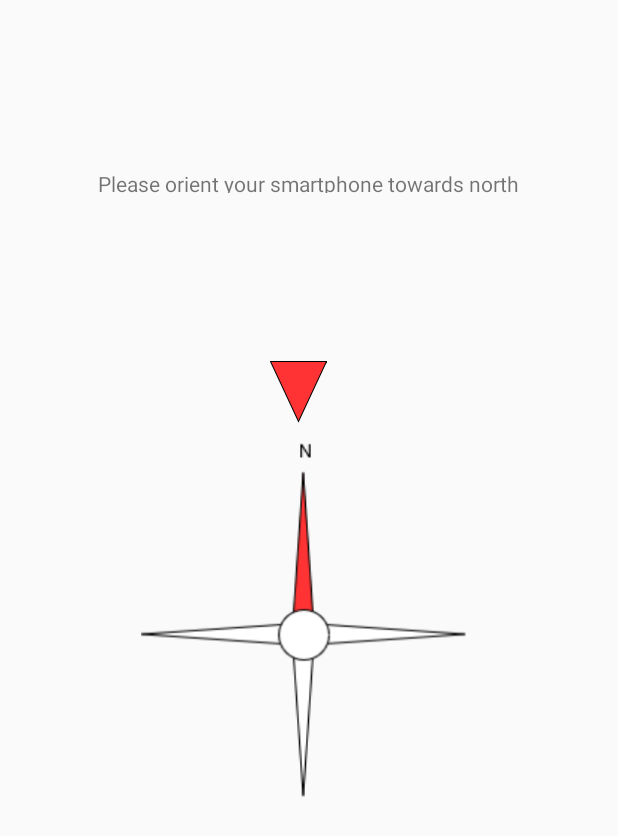
After one commit to HSLU-BaumannWicki/PAWI_HS18-AR_Buildings, an Android app: the layout activity_north_initializer.xml on its own in the app's theme, with its tools: preview values and no code run, on a phone screen of 412 x 824 dp. The commit adds this screen. Shown: the top 836 px of the screen. Run offline under Robolectric (Android 15) with nearby library versions, the phone set to English and light mode, and no system bars.

Commit message:
Added NorthInitializer GUI

```diff
--- a/app/src/main/java/eu/kudan/ar/CheckPermissionMainActivity.java
+++ b/app/src/main/java/eu/kudan/ar/CheckPermissionMainActivity.java
@@ -5,7 +5,6 @@ import android.content.pm.PackageManager;
 import android.os.Bundle;
 import android.support.v4.app.ActivityCompat;
 import android.support.v4.content.ContextCompat;
-import android.support.v4.content.IntentCompat;
 import android.support.v7.app.AppCompatActivity;
 import android.util.Log;
 import android.view.View;
@@ -93,7 +92,7 @@ public class CheckPermissionMainActivity extends AppCompatActivity {
     private void startActivityIfAllChecked() {
         Log.i("Debug", "The Activity should now start");
         if(isChecked(R.id.camera_permission_checkbox) && isChecked(R.id.location_permission_checkbox) && isChecked(R.id.storage_permission_checkbox)){
-            Intent startARActivityIntent = new Intent(this, ARMainActivity.class);
+            Intent startARActivityIntent = new Intent(this, NorthInitializer.class);
             startARActivityIntent.setFlags(Intent.FLAG_ACTIVITY_NEW_TASK | Intent.FLAG_ACTIVITY_CLEAR_TASK);
             this.startActivity(startARActivityIntent);
             ActivityCompat.finishAffinity(this);
--- a/app/src/main/java/eu/kudan/ar/di/ProjectInitializer.java
+++ b/app/src/main/java/eu/kudan/ar/di/ProjectInitializer.java
@@ -12,6 +12,7 @@ import commonlib.GPSBuildingPositioner;
 import commonlib.location.LocationDistanceCalculator;
 import commonlib.location.LocationFilter;
 import commonlib.location.LocationFilterElevationFactory;
+import commonlib.location.NorthAngleCalculator;
 import commonlib.location.NorthSensorListener;
 import commonlib.location.PhysicalNorthInitializer;
 import commonlib.location.rotation.Rotator;
@@ -28,7 +29,6 @@ import eu.kudan.kudan.ARGyroManager;
 import eu.kudan.kudan.ARLightMaterial;
 import eu.kudan.kudan.ARModelImporter;
 import eu.kudan.kudan.ARModelNode;
-import eu.kudan.kudan.ARTexture2D;
 
 public class ProjectInitializer {
 
@@ -61,8 +61,8 @@ public class ProjectInitializer {
         LocationFilter locationFilter = new LocationFilter(locationMean,
                 locationManager, locationFilterElevationFactory);
         MeanRingBufferAbstract<Float> angleRingBuffer = new FloatMeanRingBuffer(100);
-        NorthSensorListener northSensorListener = new NorthSensorListener(
-                sensorManager, angleRingBuffer, 100);
+        NorthAngleCalculator northAngleCalculator = new NorthAngleCalculator();
+        NorthSensorListener northSensorListener = new NorthSensorListener(sensorManager, angleRingBuffer, northAngleCalculator, 100);
         Rotator<Vector3f> vector3fRotator = new VectorRotator(new Vector3f());
 
         PhysicalNorthInitializer physicalNorthInitializer = new PhysicalNorthInitializer(
--- /dev/null
+++ b/app/src/main/res/layout/activity_north_initializer.xml
@@ -0,0 +1,52 @@
+<?xml version="1.0" encoding="utf-8"?>
+<android.support.constraint.ConstraintLayout xmlns:android="http://schemas.android.com/apk/res/android"
+    xmlns:app="http://schemas.android.com/apk/res-auto"
+    xmlns:tools="http://schemas.android.com/tools"
+    android:id="@+id/background"
+    android:layout_width="match_parent"
+    android:layout_height="match_parent"
+    tools:context=".NorthInitializer">
+
+    <ImageView
+        android:id="@+id/imageView"
+        android:layout_width="217dp"
+        android:layout_height="wrap_content"
+        android:layout_marginStart="8dp"
+        android:layout_marginTop="8dp"
+        android:layout_marginEnd="15dp"
+        android:layout_marginBottom="8dp"
+        app:layout_constraintBottom_toBottomOf="parent"
+        app:layout_constraintEnd_toEndOf="parent"
+        app:layout_constraintStart_toStartOf="parent"
+        app:layout_constraintTop_toTopOf="parent"
+        app:srcCompat="@drawable/north"
+        android:contentDescription="TODO" />
+
+    <ImageView
+        android:id="@+id/northpositionerindicator"
+        android:layout_width="56dp"
+        android:layout_height="41dp"
+        android:layout_marginTop="8dp"
+        android:layout_marginEnd="8dp"
+        android:layout_marginBottom="8dp"
+        app:layout_constraintBottom_toTopOf="@+id/imageView"
+        app:layout_constraintEnd_toEndOf="@+id/imageView"
+        app:layout_constraintStart_toStartOf="@+id/imageView"
+        app:layout_constraintTop_toTopOf="parent"
+        app:layout_constraintVertical_bias="1.0"
+        app:srcCompat="@drawable/northpositioner" />
+
+    <TextView
+        android:id="@+id/textView"
+        android:layout_width="wrap_content"
+        android:layout_height="16dp"
+        android:layout_marginStart="8dp"
+        android:layout_marginTop="8dp"
+        android:layout_marginEnd="8dp"
+        android:layout_marginBottom="8dp"
+        android:text="Please orient your smartphone towards north"
+        app:layout_constraintBottom_toTopOf="@+id/northpositionerindicator"
+        app:layout_constraintEnd_toEndOf="parent"
+        app:layout_constraintStart_toStartOf="parent"
+        app:layout_constraintTop_toTopOf="parent" />
+</android.support.constraint.ConstraintLayout>
--- a/commonlib/src/main/java/commonlib/model/BuildingModelSampleImpl.java
+++ b/commonlib/src/main/java/commonlib/model/BuildingModelSampleImpl.java
@@ -22,6 +22,7 @@ public class BuildingModelSampleImpl implements BuildingModel {
         this.locationOfTheBuilding.setLongitude(LONGITUDE);
         this.locationOfTheBuilding.setLatitude(LATITUDE);
         myModel.rotateByDegrees((80-120+(5*20)-10), 0,1,0 );
+        this.hide();
     }
 
 
--- a/commonlib/src/main/java/commonlib/storage/MeanRingBuffer.java
+++ b/commonlib/src/main/java/commonlib/storage/MeanRingBuffer.java
@@ -1,7 +1,7 @@
 package commonlib.storage;
 
 public interface MeanRingBuffer<T> {
-    public void addObjectForMeanCalculation(T newObject);
-    public T getNewMean();
-    public T getNewMean(T objectToGetStored);
+    void addObjectForMeanCalculation(T newObject);
+    T getNewMean();
+    T getNewMean(T objectToGetStored);
 }
```
Also changed, not shown: app/src/main/AndroidManifest.xml (+6 -3 lines), app/src/main/java/eu/kudan/ar/NorthInitializer.java (added, +94 -0 lines), commonlib/src/main/java/commonlib/location/NorthAngleCalculator.java (added, +43 -0 lines), commonlib/src/main/java/commonlib/location/NorthSensorListener.java (+18 -30 lines), app/src/main/res/drawable/north.png (added), app/src/main/res/drawable/northpositioner.png (added), app/src/main/res/drawable/northpositionersuccessfull.png (added).
